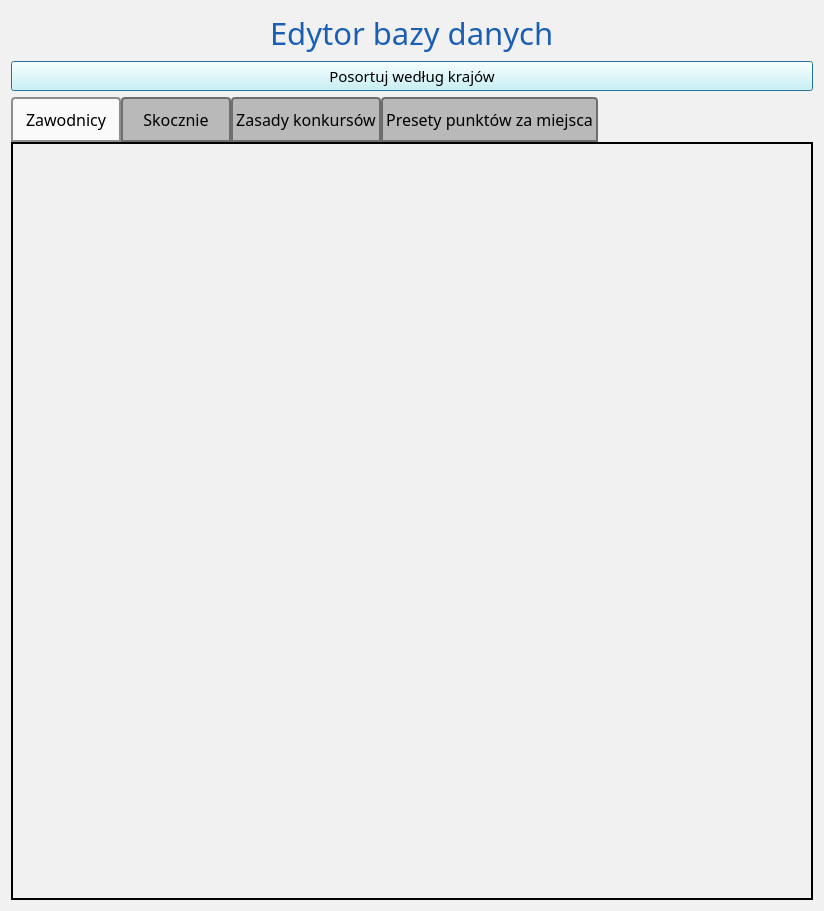
First picture: the form in source/UI/DatabaseEditor/DatabaseEditorWindow.ui, repository KonradKrol/sj-sim, before the edit.
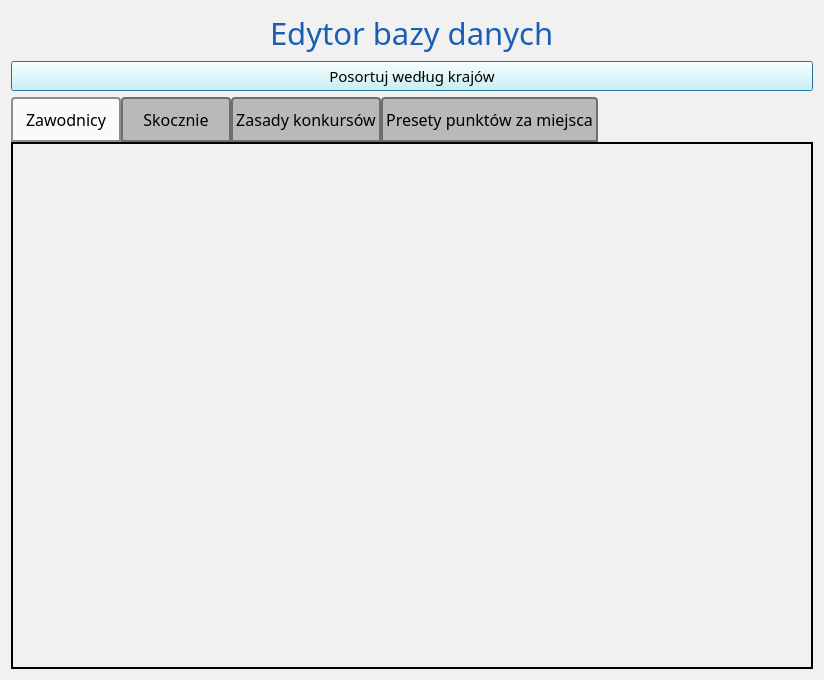
Second picture: the form after the edit.

Commit message: Allow database editor to fit laptop screens

```diff
--- a/source/UI/DatabaseEditor/DatabaseEditorWindow.ui
+++ b/source/UI/DatabaseEditor/DatabaseEditorWindow.ui
@@ -7,7 +7,7 @@
     <x>0</x>
     <y>0</y>
     <width>824</width>
-    <height>911</height>
+    <height>680</height>
    </rect>
   </property>
   <property name="sizePolicy">
@@ -16,12 +16,6 @@
     <verstretch>0</verstretch>
    </sizepolicy>
   </property>
-  <property name="minimumSize">
-   <size>
-    <width>0</width>
-    <height>910</height>
-   </size>
-  </property>
   <property name="windowTitle">
    <string>Edytor bazy danych</string>
   </property>
@@ -104,17 +98,11 @@
    <item>
     <widget class="QTabWidget" name="tabWidget_main">
      <property name="sizePolicy">
-      <sizepolicy hsizetype="Minimum" vsizetype="Minimum">
+      <sizepolicy hsizetype="Expanding" vsizetype="Expanding">
        <horstretch>0</horstretch>
        <verstretch>0</verstretch>
       </sizepolicy>
      </property>
-     <property name="minimumSize">
-      <size>
-       <width>785</width>
-       <height>750</height>
-      </size>
-     </property>
      <property name="font">
       <font>
        <family>Ubuntu Light</family>
@@ -166,7 +154,7 @@
      </property>
      <widget class="QWidget" name="tab_jumpers">
       <property name="sizePolicy">
-       <sizepolicy hsizetype="Minimum" vsizetype="Minimum">
+       <sizepolicy hsizetype="Expanding" vsizetype="Expanding">
         <horstretch>0</horstretch>
         <verstretch>0</verstretch>
        </sizepolicy>
```
Left out of the diff: 4 changed lines with no effect on the pictures.
